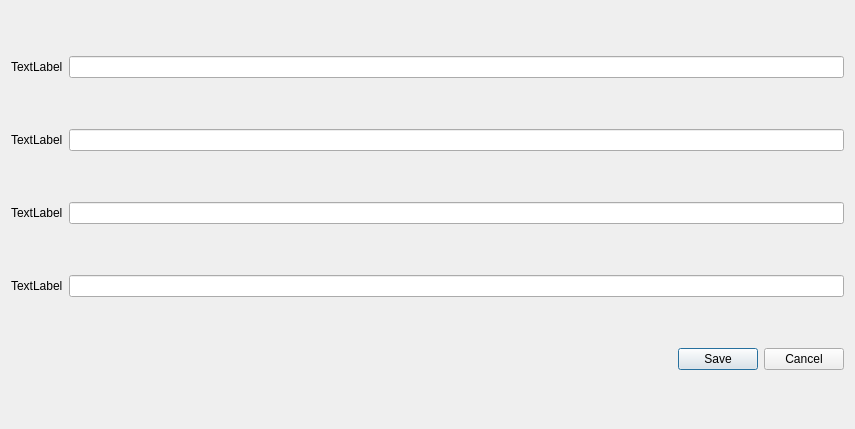
First picture: the form in apioption.ui, repository Amorter/AliTran, before the edit.
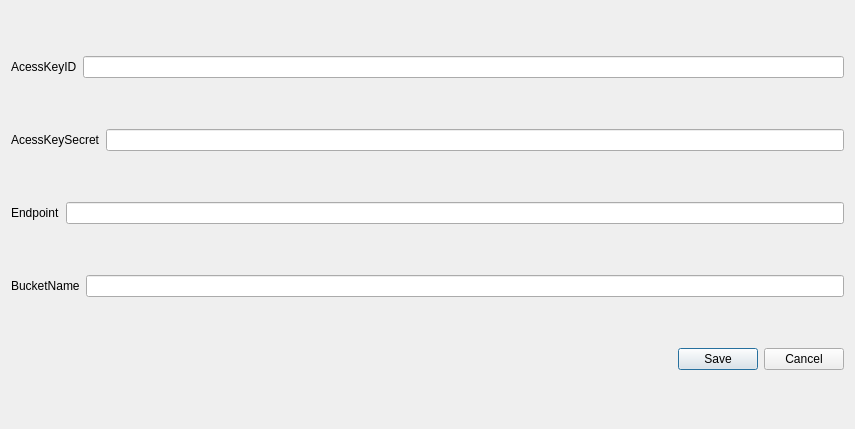
Second picture: the form after the edit.

The edit to the form file:
```diff
--- a/apioption.ui
+++ b/apioption.ui
@@ -25,7 +25,7 @@
      <item>
       <widget class="QLabel" name="label_3">
        <property name="text">
-        <string>TextLabel</string>
+        <string>AcessKeyID</string>
        </property>
       </widget>
      </item>
@@ -39,7 +39,7 @@
      <item>
       <widget class="QLabel" name="label_2">
        <property name="text">
-        <string>TextLabel</string>
+        <string>AcessKeySecret</string>
        </property>
       </widget>
      </item>
@@ -53,7 +53,7 @@
      <item>
       <widget class="QLabel" name="label">
        <property name="text">
-        <string>TextLabel</string>
+        <string>Endpoint</string>
        </property>
       </widget>
      </item>
@@ -67,7 +67,7 @@
      <item>
       <widget class="QLabel" name="label_4">
        <property name="text">
-        <string>TextLabel</string>
+        <string>BucketName</string>
        </property>
       </widget>
      </item>
```
